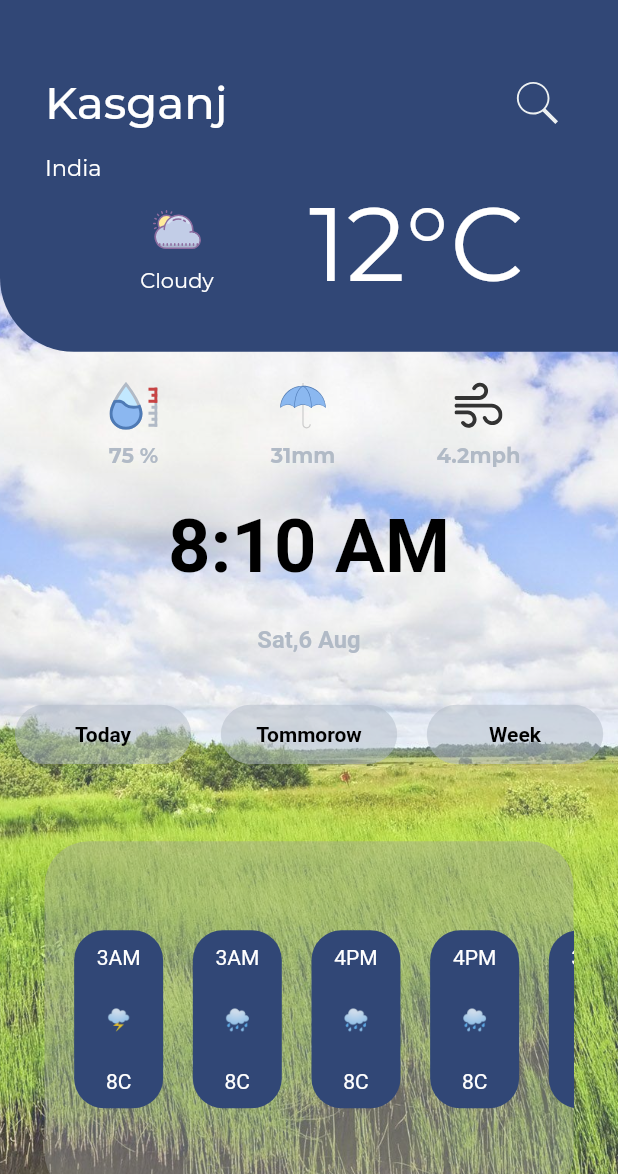
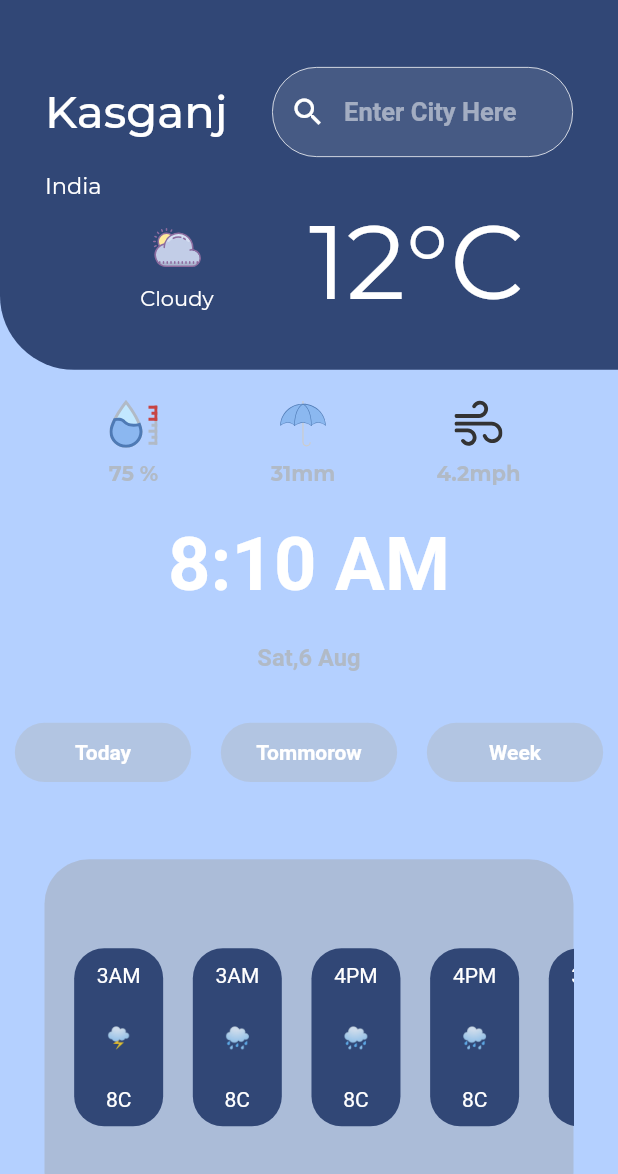
Before and after one commit to shivdvaio/weatherappdesign2, a Flutter app: the screen it shows after launch, on a phone screen of 412 x 824 dp, the part 62-1236 px from its top. Run offline on Flutter 3.47's test engine with Material 2 defaults, Android fonts, the phone set to English and light mode, and no system bars; our stand-ins replace flutter_svg, google_fonts.

Commit message:
text field updated

```diff
--- a/lib/DAYROQ.dart
+++ b/lib/DAYROQ.dart
@@ -31,7 +31,7 @@ class daysrows extends StatelessWidget {
                     name,
                     textAlign: TextAlign.center,
                     style: TextStyle(
-                        color: Colors.black, fontWeight: FontWeight.bold),
+                        color: Colors.white, fontWeight: FontWeight.bold),
                   ),
                 ),
               ],
--- a/lib/Screen/weekScreen.dart
+++ b/lib/Screen/weekScreen.dart
@@ -73,6 +73,7 @@ class _BodyState extends State<Body> {
               ),
               textAlign: TextAlign.center,
             ),
+
             Padding(
               padding: EdgeInsets.all(Sizeconfig.defaultsize * 2),
               child: Container(
--- a/lib/main.dart
+++ b/lib/main.dart
@@ -6,6 +6,7 @@ import 'DAYROQ.dart';
 import 'package:weather_app/size_config.dart';
 import 'middlecoloumn.dart';
 import 'package:weather_app/DaysandTemp.dart';
+
 
 void main() {
   runApp(MaterialApp(debugShowCheckedModeBanner: false, home: MyApp()));
@@ -18,7 +19,7 @@ class MyApp extends StatelessWidget {
     return MaterialApp(
       debugShowCheckedModeBanner: false,
       home: Scaffold(
-
+    backgroundColor: Colors.blueAccent.withOpacity(0.4),
         appBar: AppBar(
           title: Text("Weather App",style: TextStyle(fontWeight: FontWeight.bold),),
           leading: IconButton(icon: Icon(
@@ -57,14 +58,6 @@ class _BodyState extends State<Body> {
   Widget build(BuildContext context) {
     return SingleChildScrollView(
         child: SafeArea(
-      child: DecoratedBox(
-        decoration: BoxDecoration(
-
-            image: DecorationImage(
-                colorFilter: ColorFilter.mode(
-                    Colors.green.withOpacity(0.8), BlendMode.dstATop),
-                fit: BoxFit.cover,
-                image: AssetImage('assets/weather.jpg'))),
       child: Column(
 
         mainAxisAlignment: MainAxisAlignment.spaceEvenly,
@@ -83,7 +76,6 @@ class _BodyState extends State<Body> {
           ),
         ],
       ),
-      ),
     ));
   }
 }
--- a/lib/middlecoloumn.dart
+++ b/lib/middlecoloumn.dart
@@ -43,7 +43,7 @@ class middlecoloumn extends StatelessWidget {
                 Text(
                   "8:10 AM",
                   style: TextStyle(
-                      color: Colors.black,
+                      color: Colors.white,
                       fontSize: Sizeconfig.defaultsize * 5,
                       fontWeight: FontWeight.bold),
                 ),
--- a/lib/uppercontainer.dart
+++ b/lib/uppercontainer.dart
@@ -5,9 +5,8 @@ import 'package:google_fonts/google_fonts.dart';
 import 'package:flutter_svg/flutter_svg.dart';
 
 class containerupper extends StatelessWidget {
-  const containerupper({
-    Key key,
-  }) : super(key: key);
+  String value = "";
+
 
   @override
   Widget build(BuildContext context) {
@@ -29,13 +28,49 @@ class containerupper extends StatelessWidget {
                           fontWeight: FontWeight.w500,
                           fontSize: 30,
                           color: Colors.white)),
-                  IconButton(
+                          Expanded(
+                            child: Padding(
+                              padding: EdgeInsets.only(left: Sizeconfig.defaultsize * 3),
+                              child: Container(
+                                child: TextField(
+                                  cursorColor: Colors.white,
+                                  style: TextStyle(color: Colors.white,fontSize: 17),
+                                keyboardType: TextInputType.name,
 
-                    icon: SvgPicture.asset(
+                                decoration: InputDecoration(
 
-                      'assets/search.svg',
-                    ),
-                      )
+                                  focusedBorder: OutlineInputBorder(
+                                      borderSide: BorderSide(color: Colors.transparent),
+                                      borderRadius: BorderRadius.circular(Sizeconfig.defaultsize * 3)
+                                  ),
+                                    enabledBorder: OutlineInputBorder(
+                                      borderSide: BorderSide(color: Colors.white,width: 0.5),
+                                      borderRadius: BorderRadius.circular(Sizeconfig.defaultsize * 3)
+                                    ),
+                                    prefixIcon: GestureDetector(
+                                      child: Icon(Icons.search,
+                                      color: Colors.white,),
+                                    ),
+                                    filled: true,
+                                    fillColor: Colors.white10,
+                                    hintText: "Enter City Here",
+                                    hintStyle: TextStyle(
+                                        color: Colors.white.withOpacity(0.5), fontWeight: FontWeight.bold)),
+                              ),),
+                            ),
+                          )
+
+
+
+//                  IconButton(
+//
+//                  onPressed: (){
+//
+//                  },
+//                    icon: SvgPicture.asset(
+//                      'assets/search.svg',
+//                    ),
+//                      )
 
                 ],
               ),
--- a/pubspec.yaml
+++ b/pubspec.yaml
@@ -30,6 +30,7 @@ dependencies:
   cupertino_icons: ^0.1.3
   flutter_svg: 0.18.0
   google_fonts: 1.1.0
+  flappy_search_bar: 1.7.2
 
 
 dev_dependencies:
```
Also changed, not shown: pubspec.lock. Lines whose indentation alone changed are shown as unchanged.
